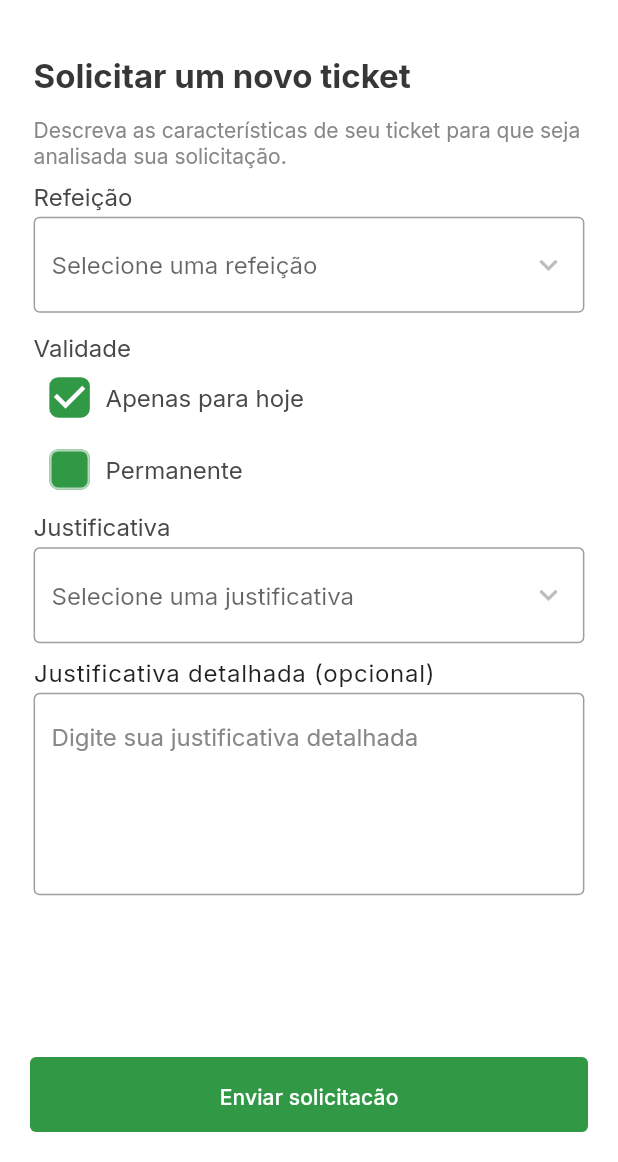
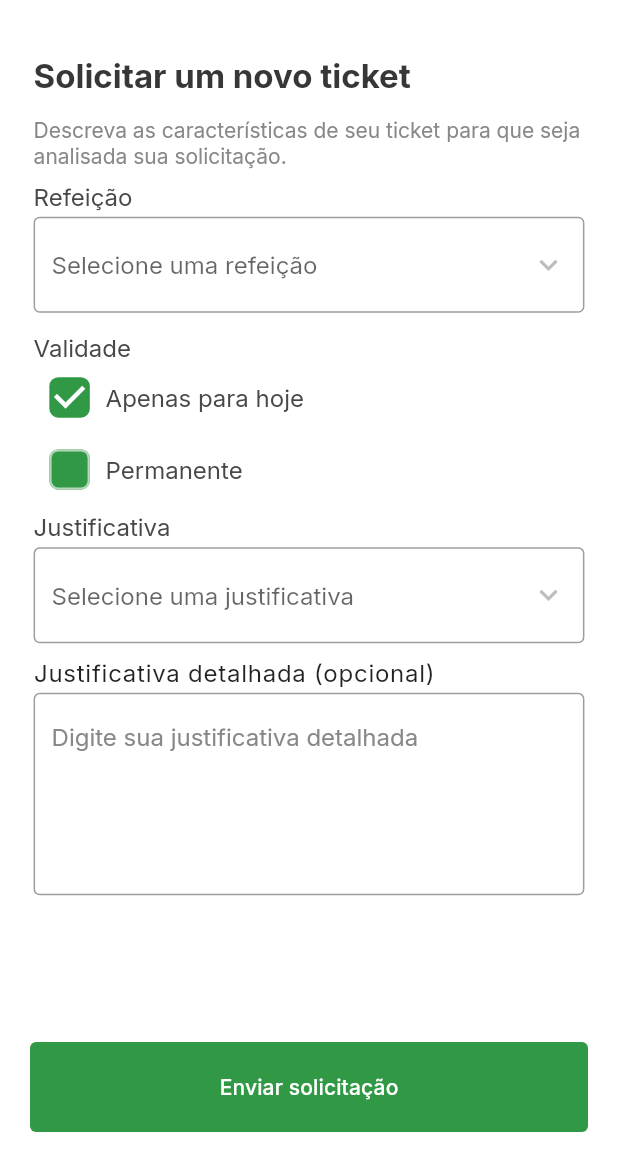
Before and after one commit to olucaseduardo/ticketif_app, a Flutter app: the HomeScreen screen opened by its route, after a tap on "Solicitar um ticket", on a phone screen of 412 x 824 dp, the part 74-1236 px from its top. Run offline on Flutter 3.47's test engine with Material 2 defaults, Android fonts, the phone set to English and light mode, and no system bars; drawn by our look-alikes of pull_to_refresh; our stand-ins replace dio, dotted_line, flutter_dotenv, flutter_riverpod, flutter_screenutil, flutter_svg and 4 more; missing offline and left inert: qr_code_scanner; accounts and stored records are empty; network calls fail.

Commit message:
Ajuste layout e loader

```diff
--- a/lib/features/controllers/home_controller.dart
+++ b/lib/features/controllers/home_controller.dart
@@ -9,7 +9,7 @@ import 'package:project_ifma_ticket/features/data/user/user_api_repository_impl.
 import 'package:project_ifma_ticket/features/models/ticket.dart';
 import 'package:project_ifma_ticket/features/models/user.dart';
 import 'package:project_ifma_ticket/features/resources/routes/app_routes.dart';
-import 'package:project_ifma_ticket/features/resources/routes/arguments.dart';
+import 'package:pull_to_refresh/pull_to_refresh.dart';
 import 'package:shared_preferences/shared_preferences.dart';
 
 class HomeController extends ChangeNotifier {
@@ -17,32 +17,27 @@ class HomeController extends ChangeNotifier {
   List<Ticket>? userTickets = [];
   List<Ticket>? todayTickets = [];
 
+  RefreshController refreshController =
+      RefreshController(initialRefresh: false);
+
   onRequestTicketTap() {
     Navigator.pushNamed(
         navigatorKey.currentContext!, AppRouter.requestTicketRoute);
   }
 
   onLogoutTap() {}
-  onTicketsTap() {
-    Navigator.pushNamed(navigatorKey.currentContext!, AppRouter.historicRoute,
-        arguments: ScreenArguments('Seus tickets', []));
-  }
-
-  onAnalysisTap() {
-    Navigator.pushNamed(navigatorKey.currentContext!, AppRouter.historicRoute,
-        arguments: ScreenArguments('Tickets em análise', []));
-  }
-
-  onHistoricTap() {
-    Navigator.pushNamed(navigatorKey.currentContext!, AppRouter.historicRoute,
-        arguments: ScreenArguments('Histórico', []));
-  }
 
   onQrCodeTap() {
     Navigator.pushNamed(
       navigatorKey.currentContext!,
       AppRouter.qrRoute,
     );
+  }
+
+  bool isLoading = true;
+  void loading() {
+    isLoading = !isLoading;
+    notifyListeners();
   }
 
   Future<void> loadData() async {
@@ -55,26 +50,22 @@ class HomeController extends ChangeNotifier {
       sp.setInt('idStudent', userData.id);
 
       user = userData;
-      tickets.sort((a, b) => a.meal.length.compareTo(b.meal.length));
-      userTickets = tickets;
 
-      for (var i = 0; i < userTickets!.length; i++) {
-        log(tickets[i].useDayDate);
-        if (userTickets!.elementAt(i).useDayDate != '') {
-          if (DateTime.parse(userTickets!.elementAt(i).useDayDate).day ==
+      for (var i = 0; i < tickets.length; i++) {
+        if (tickets.elementAt(i).useDayDate != '') {
+          if (DateTime.parse(tickets.elementAt(i).useDayDate).day ==
                   DateTime.now().day &&
-              DateTime.parse(userTickets!.elementAt(i).useDayDate).month ==
+              DateTime.parse(tickets.elementAt(i).useDayDate).month ==
                   DateTime.now().month) {
-            todayTickets?.add(userTickets!.elementAt(i));
-
-            log(userTickets!.elementAt(i).useDayDate);
+            todayTickets?.add(tickets.elementAt(i));
+            userTickets?.add(tickets.elementAt(i));
+          } else {
+            userTickets?.add(tickets.elementAt(i));
           }
-        } else {
-          tickets.removeAt(i);
         }
       }
-
       notifyListeners();
+      // loading();
     } on DioError catch (e, s) {
       log('Erro ao buscar dados do usuário', error: e, stackTrace: s);
       throw RepositoryException(message: 'Erro ao buscar dados do usuário');
--- a/lib/features/resources/widgets/common_button_widget.dart
+++ b/lib/features/resources/widgets/common_button_widget.dart
@@ -1,4 +1,5 @@
 import 'package:flutter/material.dart';
+import 'package:flutter_screenutil/flutter_screenutil.dart';
 import 'package:project_ifma_ticket/features/resources/theme/app_colors.dart';
 import 'package:project_ifma_ticket/features/resources/theme/app_text_styles.dart';
 
@@ -24,7 +25,7 @@ class CommonButton extends StatelessWidget {
         ),
         child: Center(
           child: Padding(
-            padding: EdgeInsets.all(textPadding ?? 18),
+            padding: EdgeInsets.all(textPadding ?? 18.sp),
             child: Text(label, style: textStyle ?? TextApp.titleSmall),
           ),
         ),
--- a/lib/features/views/home_screen.dart
+++ b/lib/features/views/home_screen.dart
@@ -1,8 +1,10 @@
 import 'package:flutter/material.dart';
 import 'package:flutter_riverpod/flutter_riverpod.dart';
 import 'package:flutter_screenutil/flutter_screenutil.dart';
+import 'package:loading_animation_widget/loading_animation_widget.dart';
 import 'package:project_ifma_ticket/core/services/providers.dart';
 import 'package:project_ifma_ticket/core/utils/date_util.dart';
+import 'package:project_ifma_ticket/core/utils/loader.dart';
 import 'package:project_ifma_ticket/features/resources/routes/app_routes.dart';
 import 'package:project_ifma_ticket/features/resources/routes/arguments.dart';
 import 'package:project_ifma_ticket/features/resources/theme/app_colors.dart';
@@ -10,6 +12,7 @@ import 'package:project_ifma_ticket/features/resources/theme/app_text_styles.dar
 import 'package:project_ifma_ticket/features/resources/widgets/common_button_widget.dart';
 import 'package:project_ifma_ticket/features/resources/widgets/common_ticket_widget.dart';
 import 'package:project_ifma_ticket/features/resources/widgets/common_tile_options.dart';
+import 'package:pull_to_refresh/pull_to_refresh.dart';
 
 class HomeScreen extends ConsumerStatefulWidget {
   const HomeScreen({Key? key}) : super(key: key);
@@ -28,6 +31,7 @@ class _HomeScreenState extends ConsumerState<HomeScreen> {
   @override
   Widget build(BuildContext context) {
     final controller = ref.watch(homeProvider);
+
     return Scaffold(
         appBar: AppBar(
           automaticallyImplyLeading: false,
@@ -46,15 +50,15 @@ class _HomeScreenState extends ConsumerState<HomeScreen> {
           ),
           actions: [
             IconButton(
-              // onPressed: () => controller.onLogoutTap(),
-              onPressed: () => controller.onQrCodeTap(),
               icon: const Icon(
                 Icons.logout,
               ),
+              onPressed: () => Navigator.of(context)
+                  .pushNamedAndRemoveUntil('/login', (route) => false),
             ),
           ],
         ),
-        body: SingleChildScrollView(
+        body:SingleChildScrollView(
           child: Column(
             crossAxisAlignment: CrossAxisAlignment.start,
             children: [
@@ -74,7 +78,8 @@ class _HomeScreenState extends ConsumerState<HomeScreen> {
                       label: 'Solicitar um ticket',
                       textPadding: 8,
                       textStyle: AppTextStyle.smallButton,
-                      function: () => controller.onRequestTicketTap(),
+                      function: () => Navigator.pushNamed(
+                          context, AppRouter.requestTicketRoute),
                     ),
                   ],
                 ),
@@ -98,15 +103,15 @@ class _HomeScreenState extends ConsumerState<HomeScreen> {
                             color: AppColors.gray200),
                       ),
                     ),
-
                     controller.todayTickets!.isNotEmpty
                         ? Padding(
-                            padding: const EdgeInsets.symmetric(vertical: 6.0),
+                            padding:
+                                const EdgeInsets.symmetric(vertical: 6.0),
                             child: CommonTicketWidget(
-
-                              meal:
-                                  controller.todayTickets?.elementAt(0).meal ??
-                                      '',
+                              meal: controller.todayTickets
+                                      ?.elementAt(0)
+                                      .meal ??
+                                  '',
                               status: controller.todayTickets
                                       ?.elementAt(0)
                                       .status ??
@@ -115,10 +120,10 @@ class _HomeScreenState extends ConsumerState<HomeScreen> {
                                       ?.elementAt(0)
                                       .statusImage() ??
                                   '',
-                              date:
-                                  controller.todayTickets?.elementAt(0).useDayDate ??
-                                      '',
-
+                              date: controller.todayTickets
+                                      ?.elementAt(0)
+                                      .useDayDate ??
+                                  '',
                             ),
                           )
                         : Padding(
@@ -131,7 +136,6 @@ class _HomeScreenState extends ConsumerState<HomeScreen> {
                                         fontSize: 12.sp,
                                         color: AppColors.gray400))),
                           ),
-
                     Padding(
                       padding: EdgeInsets.only(bottom: 18.h),
                       child: Text(
@@ -172,6 +176,6 @@ class _HomeScreenState extends ConsumerState<HomeScreen> {
               )
             ],
           ),
-        ));
+        ) );
   }
 }
--- a/lib/features/views/request_ticket_screen.dart
+++ b/lib/features/views/request_ticket_screen.dart
@@ -113,10 +113,12 @@ class RequestTicket extends ConsumerWidget {
                         spacing: 8,
                         children: controller.days
                             .map<FilterChip>((value) => FilterChip(
-                                selected: controller.selectedDays(value.abbreviation),
+                                selected:
+                                    controller.selectedDays(value.abbreviation),
                                 label: Text(value.abbreviation),
-                                onSelected: (isSelected) => controller
-                                    .onDaysChanged(value.abbreviation, isSelected)))
+                                onSelected: (isSelected) =>
+                                    controller.onDaysChanged(
+                                        value.abbreviation, isSelected)))
                             .toList(),
                       )
                     : //TODO: notice of time to order
@@ -130,7 +132,9 @@ class RequestTicket extends ConsumerWidget {
                 ),
                 CommonDropDownButton(
                     hint: 'Selecione uma justificativa',
-                    items: controller.justifications.map((e) => e.description).toList(),
+                    items: controller.justifications
+                        .map((e) => e.description)
+                        .toList(),
                     onChanged: (value) =>
                         controller.onJustificationChanged(value)),
                 CommonTextField(
@@ -146,9 +150,9 @@ class RequestTicket extends ConsumerWidget {
         ),
       ),
       bottomNavigationBar: Padding(
-        padding: EdgeInsets.all(20),
-        child: Container(
-          height: 50,
+        padding: const EdgeInsets.all(20),
+        child: SizedBox(
+          height: 60,
           child: CommonButton(
             label: 'Enviar solicitação',
             function: () => controller.onTapSendRequest(),
--- a/pubspec.yaml
+++ b/pubspec.yaml
@@ -48,6 +48,7 @@ dependencies:
   qr_code_scanner: ^1.0.1
   flutter_dotenv: ^5.0.2
   shared_preferences: ^2.1.0
+  loading_animation_widget: ^1.2.0+4
 
 dev_dependencies:
   flutter_test:
```
Also changed, not shown: lib/core/utils/loader.dart (added, +23 -0 lines), lib/features/app/app.dart (+8 -2 lines), lib/features/controllers/login_controller.dart (+13 -3 lines), lib/features/controllers/request_ticket_controller.dart (+5 -4 lines), lib/features/resources/widgets/common_ticket_widget.dart (+27 -26 lines), lib/features/views/historic_screen.dart (+5 -19 lines), lib/features/views/login_screen.dart (+17 -4 lines), pubspec.lock, 1 other file.
